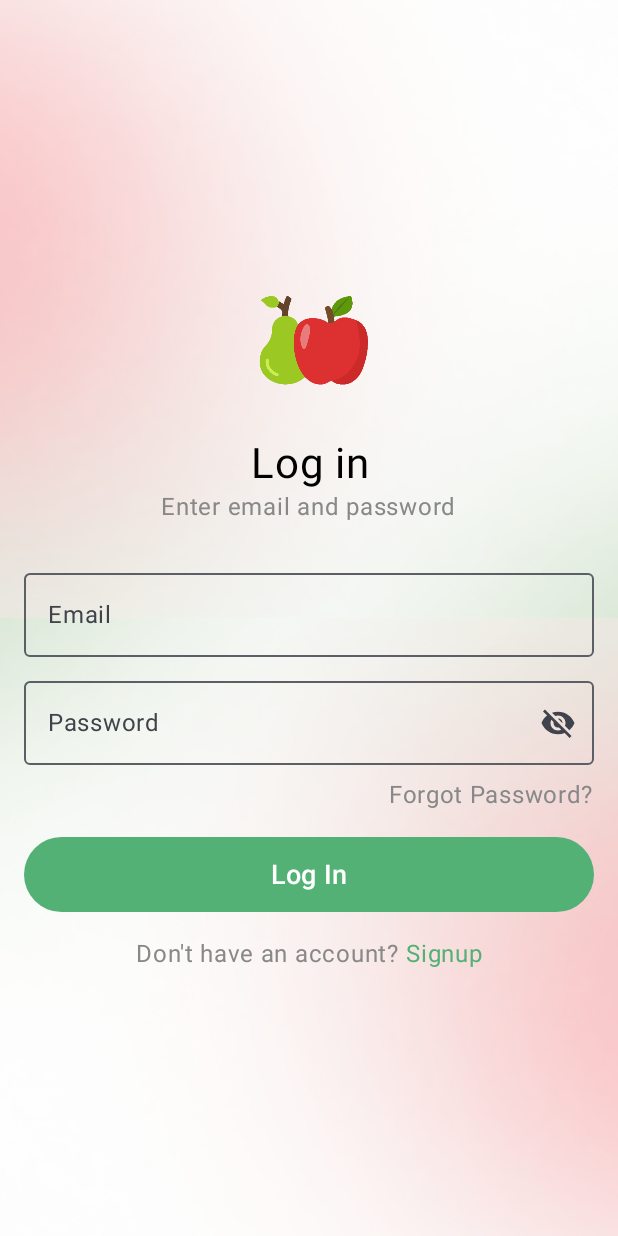
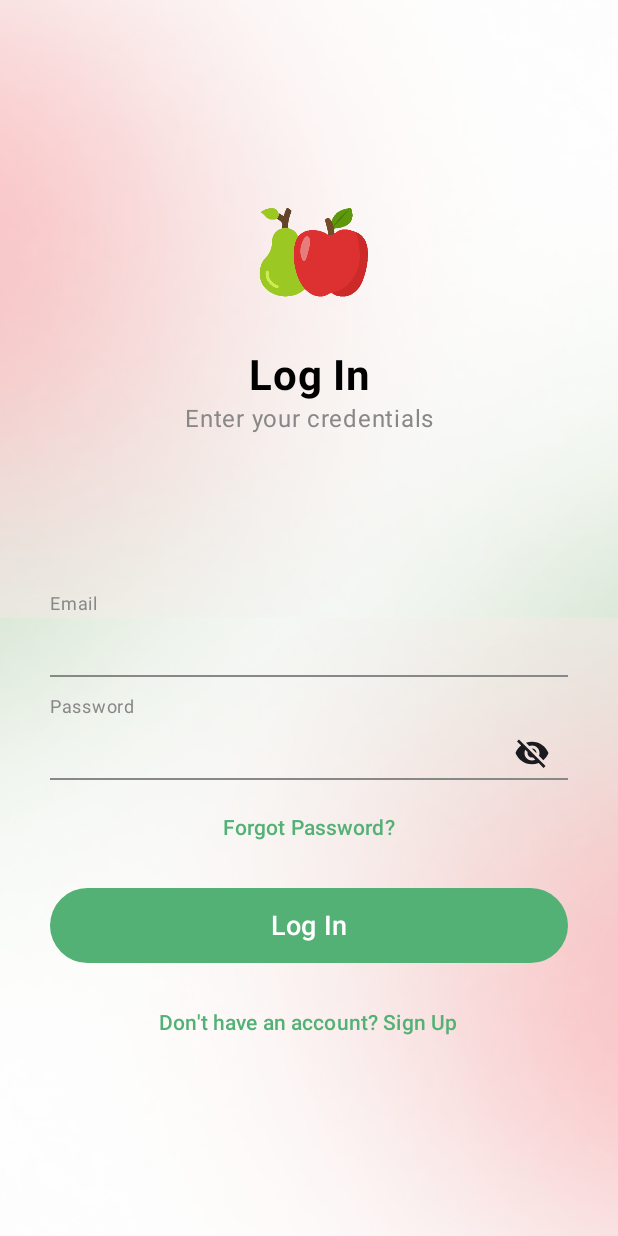
Before and after one commit to Santiago0930/Tesis, an Android app built with Jetpack Compose: the LoginActivity screen opened directly, with no data from a screen before it, on a phone screen of 412 x 824 dp. Run offline under Robolectric (Android 15) with nearby library versions, the light colour scheme and no system bars; Roboto replaces fonts that are not available here.

Commit message:
Welcome screen (Alpha), Log In Sign up (Beta)

```diff
--- a/app/src/main/java/com/example/frutti/LoginActivity.kt
+++ b/app/src/main/java/com/example/frutti/LoginActivity.kt
@@ -5,10 +5,8 @@ import androidx.activity.ComponentActivity
 import androidx.activity.compose.setContent
 import androidx.compose.foundation.Image
 import androidx.compose.foundation.background
-import androidx.compose.foundation.clickable
 import androidx.compose.foundation.layout.*
 import androidx.compose.foundation.shape.RoundedCornerShape
-import androidx.compose.foundation.text.KeyboardOptions
 import androidx.compose.material.icons.Icons
 import androidx.compose.material.icons.filled.Visibility
 import androidx.compose.material.icons.filled.VisibilityOff
@@ -19,7 +17,7 @@ import androidx.compose.ui.Modifier
 import androidx.compose.ui.graphics.Color
 import androidx.compose.ui.layout.ContentScale
 import androidx.compose.ui.res.painterResource
-import androidx.compose.ui.text.input.KeyboardType
+import androidx.compose.ui.text.font.FontWeight
 import androidx.compose.ui.text.input.PasswordVisualTransformation
 import androidx.compose.ui.text.input.VisualTransformation
 import androidx.compose.ui.text.style.TextAlign
@@ -61,65 +59,72 @@ fun LoginScreen() {
         Column(
             modifier = Modifier
                 .fillMaxSize()
-                .padding(16.dp),
+                .padding(horizontal = 33.dp, vertical = 1.dp),
             horizontalAlignment = Alignment.CenterHorizontally,
             verticalArrangement = Arrangement.Center
         ) {
             Image(
                 painter = painterResource(id = R.drawable.lococolor),
-                contentDescription = "Logo",
+                contentDescription = "App Logo",
                 modifier = Modifier.size(100.dp)
             )
 
             Spacer(modifier = Modifier.height(16.dp))
-            Text(text = "Log in", fontSize = 28.sp, color = Color.Black, textAlign = TextAlign.Center)
-            Text(text = "Enter email and password", fontSize = 16.sp, color = Color.Gray)
-
-            Spacer(modifier = Modifier.height(24.dp))
-            OutlinedTextField(
-                value = email,
-                onValueChange = { email = it },
-                label = { Text("Email") },
-                modifier = Modifier.fillMaxWidth()
+            Text(
+                text = "Log In",
+                fontSize = 28.sp,
+                fontWeight = FontWeight.Bold,
+                color = Color.Black,
+                textAlign = TextAlign.Center
             )
 
-            Spacer(modifier = Modifier.height(8.dp))
-            OutlinedTextField(
-                value = password,
-                onValueChange = { password = it },
-                label = { Text("Password") },
-                visualTransformation = if (passwordVisible) VisualTransformation.None else PasswordVisualTransformation(),
-                trailingIcon = {
-                    val image = if (passwordVisible) Icons.Filled.Visibility else Icons.Filled.VisibilityOff
-                    IconButton(onClick = { passwordVisible = !passwordVisible }) {
-                        Icon(imageVector = image, contentDescription = "Toggle password visibility")
-                    }
-                },
-                keyboardOptions = KeyboardOptions(keyboardType = KeyboardType.Password),
-                modifier = Modifier.fillMaxWidth()
+            Text(
+                text = "Enter your credentials",
+                fontSize = 16.sp,
+                color = Color.Gray,
+                textAlign = TextAlign.Center
             )
 
+            Spacer(modifier = Modifier.height(99.dp))
+
+            CustomTextField(value = email, onValueChange = { email = it }, label = "Email", isEmail = true)
             Spacer(modifier = Modifier.height(8.dp))
-            Text(
-                text = "Forgot Password?",
-                color = Color.Gray,
-                modifier = Modifier.align(Alignment.End).clickable { }
-            )
+            CustomTextField(value = password, onValueChange = { password = it }, label = "Password", isPassword = true)
+            Spacer(modifier = Modifier.height(8.dp))
 
-            Spacer(modifier = Modifier.height(16.dp))
-            Button(
-                onClick = { /* Acción de login */ },
-                colors = ButtonDefaults.buttonColors(containerColor = Color(0xFF53B175)),
-                shape = RoundedCornerShape(50.dp),
-                modifier = Modifier.fillMaxWidth().height(50.dp)
-            ) {
-                Text(text = "Log In", fontSize = 18.sp, color = Color.White)
+            TextButton(onClick = { /* Forgot Password Logic */ }) {
+                Text(
+                    text = "Forgot Password?",
+                    fontSize = 14.sp,
+                    color = Color(0xFF53B175)
+                )
             }
 
             Spacer(modifier = Modifier.height(16.dp))
-            Row {
-                Text(text = "Don't have an account? ", color = Color.Gray)
-                Text(text = "Signup", color = Color(0xFF53B175), modifier = Modifier.clickable { })
+
+            Button(
+                onClick = { /* Log In Action */ },
+                colors = ButtonDefaults.buttonColors(containerColor = Color(0xFF53B175)),
+                shape = RoundedCornerShape(50.dp),
+                modifier = Modifier
+                    .fillMaxWidth()
+                    .height(50.dp)
+            ) {
+                Text(
+                    text = "Log In",
+                    fontSize = 18.sp,
+                    color = Color.White
+                )
+            }
+
+            Spacer(modifier = Modifier.height(16.dp))
+
+            TextButton(onClick = { /* Navigate to Sign Up Screen */ }) {
+                Text(
+                    text = "Don't have an account? Sign Up",
+                    fontSize = 14.sp,
+                    color = Color(0xFF53B175)
+                )
             }
         }
     }
```
